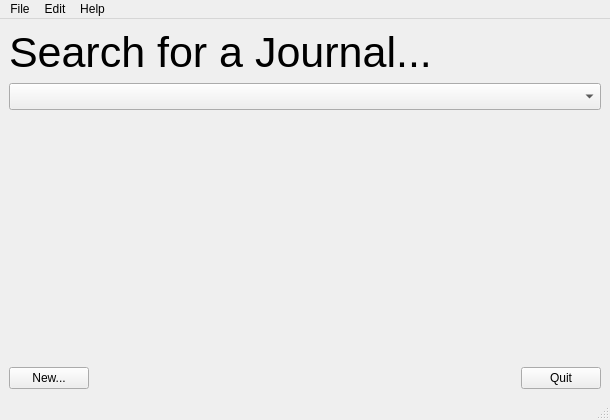
Old version of the form Books20/Tools/bookentry/designer/ui_JournalSearch.ui in the repository JimFowler/books.
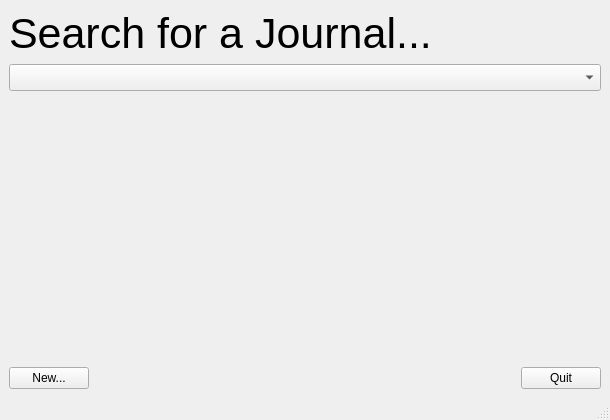
New version of the form.

Commit message:
Add functionality to journal
 Changes to be committed:
	modified:   ../ChangeLog
	modified:   bookentry/designer/ui_JournalSearch.ui
	new file:   bookentry/journalMenus.py
	modified:   bookentry/journalWin.py

Diff of the .ui file:
```diff
--- a/Books20/Tools/bookentry/designer/ui_JournalSearch.ui
+++ b/Books20/Tools/bookentry/designer/ui_JournalSearch.ui
@@ -97,35 +97,6 @@
      <height>25</height>
     </rect>
    </property>
-   <widget class="QMenu" name="menuFile">
-    <property name="title">
-     <string>File</string>
-    </property>
-    <addaction name="actionNew"/>
-    <addaction name="actionOpen"/>
-    <addaction name="actionSave"/>
-    <addaction name="actionSave_As"/>
-    <addaction name="actionPrint"/>
-    <addaction name="actionClose"/>
-    <addaction name="actionQuit"/>
-   </widget>
-   <widget class="QMenu" name="menuEdit">
-    <property name="title">
-     <string>Edit</string>
-    </property>
-    <addaction name="actionCut"/>
-    <addaction name="actionCopy"/>
-    <addaction name="actionPaste"/>
-    <addaction name="actionDelete"/>
-   </widget>
-   <widget class="QMenu" name="menuHelp">
-    <property name="title">
-     <string>Help</string>
-    </property>
-   </widget>
-   <addaction name="menuFile"/>
-   <addaction name="menuEdit"/>
-   <addaction name="menuHelp"/>
   </widget>
   <widget class="QStatusBar" name="statusbar"/>
   <action name="actionNew">
```
The commit also changes 3 other files.
